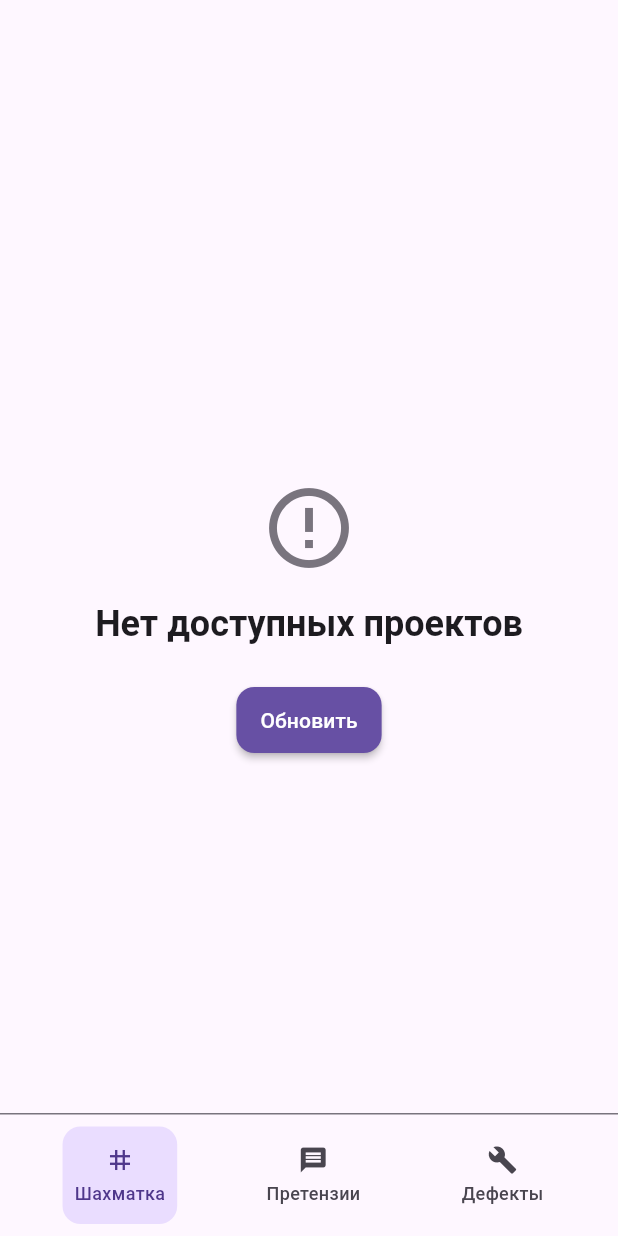
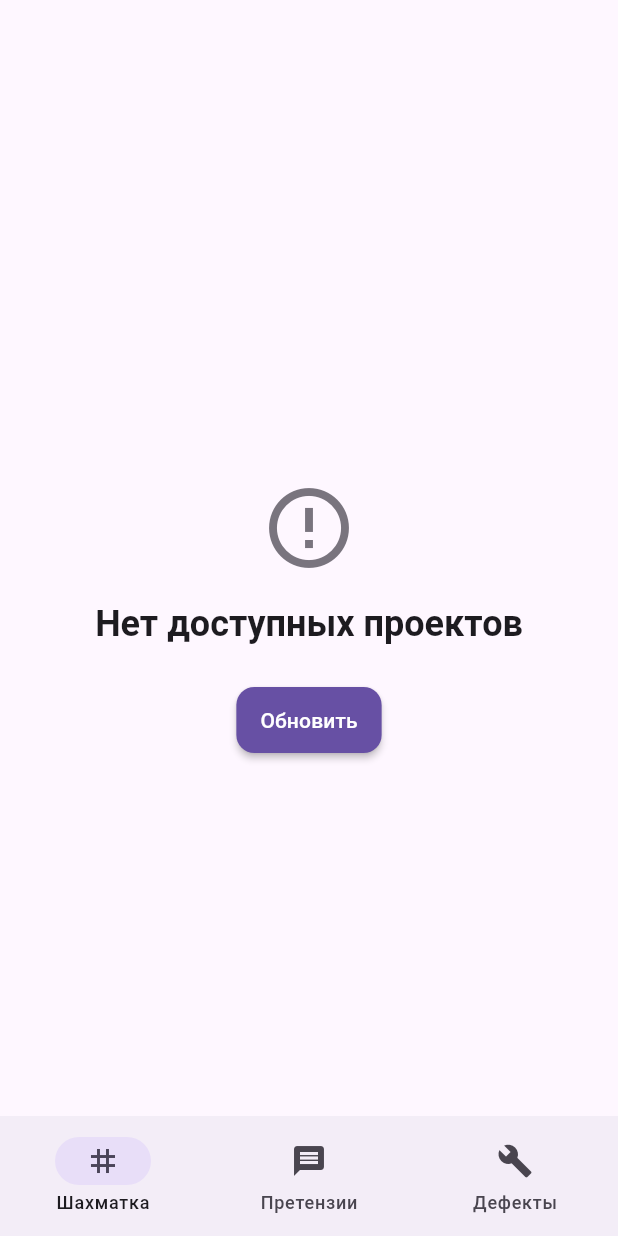
Before and after one commit to svarovsky7/hub_mobile, a Flutter app: the DashboardPage screen opened directly, on a phone screen of 412 x 824 dp. Run offline on Flutter 3.47's test engine with Material 3 defaults, Android fonts, the phone set to English and light mode, and no system bars; our stand-ins replace file_picker, flutter_bloc, flutter_dotenv, google_fonts, image_picker, supabase_flutter; accounts and stored records are empty.

Commit message:
feat(theme): improve UI with Inter font and new navigation

```diff
--- a/lib/app/theme/app_theme.dart
+++ b/lib/app/theme/app_theme.dart
@@ -1,4 +1,5 @@
 import 'package:flutter/material.dart';
+import 'package:google_fonts/google_fonts.dart';
 
 class AppTheme {
   static ThemeData light() {
@@ -10,12 +11,14 @@ class AppTheme {
         seedColor: seedColor,
         brightness: Brightness.light,
       ),
+      textTheme: GoogleFonts.interTextTheme(ThemeData.light().textTheme),
+      fontFamily: GoogleFonts.inter().fontFamily,
       appBarTheme: const AppBarTheme(
         centerTitle: true,
         elevation: 0,
         scrolledUnderElevation: 1,
       ),
-      cardTheme: CardTheme(
+      cardTheme: CardThemeData(
         elevation: 2,
         shape: RoundedRectangleBorder(
           borderRadius: BorderRadius.circular(16),
@@ -88,12 +91,14 @@ class AppTheme {
         seedColor: seedColor,
         brightness: Brightness.dark,
       ),
+      textTheme: GoogleFonts.interTextTheme(ThemeData.dark().textTheme),
+      fontFamily: GoogleFonts.inter().fontFamily,
       appBarTheme: const AppBarTheme(
         centerTitle: true,
         elevation: 0,
         scrolledUnderElevation: 1,
       ),
-      cardTheme: CardTheme(
+      cardTheme: CardThemeData(
         elevation: 2,
         shape: RoundedRectangleBorder(
           borderRadius: BorderRadius.circular(16),
--- a/lib/pages/dashboard/dashboard_page.dart
+++ b/lib/pages/dashboard/dashboard_page.dart
@@ -20,6 +20,7 @@ import 'package:url_launcher/url_launcher.dart';
 import 'dart:io';
 
 enum DashboardView { home, apartment, addDefect }
+
 enum DashboardTab { building, complaints, defects }
 
 class DashboardPage extends StatefulWidget {
@@ -146,7 +147,8 @@ class _DashboardPageState extends State<DashboardPage> {
             defectTypes: _defectTypes,
             defectStatuses: _defectStatuses,
             onBack: () => setState(() => _currentView = DashboardView.home),
-            onAddDefect: () => setState(() => _currentView = DashboardView.addDefect),
+            onAddDefect: () =>
+                setState(() => _currentView = DashboardView.addDefect),
             onStatusTap: _onStatusTap,
             onAttachFiles: _onAttachFiles,
             onMarkFixed: _onMarkFixed,
@@ -171,80 +173,25 @@ class _DashboardPageState extends State<DashboardPage> {
       bottom: 0,
       left: 0,
       right: 0,
-      child: Container(
-        decoration: BoxDecoration(
-          color: Theme.of(context).colorScheme.surface,
-          border: Border(
-            top: BorderSide(color: Theme.of(context).colorScheme.outline),
+      child: NavigationBar(
+        selectedIndex: _activeTab.index,
+        onDestinationSelected: (index) {
+          setState(() => _activeTab = DashboardTab.values[index]);
+        },
+        destinations: const [
+          NavigationDestination(
+            icon: Icon(Icons.grid_3x3),
+            label: 'Шахматка',
           ),
+          NavigationDestination(
+            icon: Icon(Icons.message),
+            label: 'Претензии',
           ),
-        padding: const EdgeInsets.symmetric(horizontal: 16, vertical: 8),
-        child: Row(
-          mainAxisAlignment: MainAxisAlignment.spaceAround,
-          children: [
-            _buildNavButton(
-              icon: Icons.grid_3x3,
-              label: 'Шахматка',
-              isActive: _activeTab == DashboardTab.building,
-              onTap: () => setState(() => _activeTab = DashboardTab.building),
-            ),
-            _buildNavButton(
-              icon: Icons.message,
-              label: 'Претензии',
-              isActive: _activeTab == DashboardTab.complaints,
-              onTap: () => setState(() => _activeTab = DashboardTab.complaints),
-            ),
-            _buildNavButton(
-              icon: Icons.build,
+          NavigationDestination(
+            icon: Icon(Icons.build),
             label: 'Дефекты',
-              isActive: _activeTab == DashboardTab.defects,
-              onTap: () => setState(() => _activeTab = DashboardTab.defects),
           ),
         ],
-        ),
-      ),
-    );
-  }
-
-  Widget _buildNavButton({
-    required IconData icon,
-    required String label,
-    required bool isActive,
-    required VoidCallback onTap,
-  }) {
-    final theme = Theme.of(context);
-
-    return GestureDetector(
-      onTap: onTap,
-      child: Container(
-        padding: const EdgeInsets.symmetric(vertical: 12, horizontal: 8),
-        decoration: BoxDecoration(
-          color: isActive ? theme.colorScheme.primaryContainer : Colors.transparent,
-          borderRadius: BorderRadius.circular(12),
-        ),
-        child: Column(
-          mainAxisSize: MainAxisSize.min,
-          children: [
-            Icon(
-              icon,
-              size: 20,
-              color: isActive
-                  ? theme.colorScheme.onPrimaryContainer
-                  : theme.colorScheme.onSurfaceVariant,
-            ),
-            const SizedBox(height: 4),
-            Text(
-              label,
-              style: TextStyle(
-                fontSize: 12,
-                fontWeight: FontWeight.w500,
-                color: isActive
-                    ? theme.colorScheme.onPrimaryContainer
-                    : theme.colorScheme.onSurfaceVariant,
-              ),
-            ),
-          ],
-        ),
       ),
     );
   }
@@ -554,7 +501,9 @@ class _DashboardPageState extends State<DashboardPage> {
   Future<void> _refreshCurrentUnit() async {
     if (_selectedUnit != null) {
       final state = context.read<ProjectBloc>().state;
-      if (state is ProjectStateLoaded && state.selectedProject != null && state.selectedBuilding != null) {
+      if (state is ProjectStateLoaded &&
+          state.selectedProject != null &&
+          state.selectedBuilding != null) {
         await _loadUnits(state.selectedProject!.id, state.selectedBuilding);
         // Update selected unit with fresh data
         final updatedUnit = _units.firstWhere(
--- a/pubspec.yaml
+++ b/pubspec.yaml
@@ -52,6 +52,9 @@ dependencies:
 
   # State management
   flutter_bloc: ^8.1.6
+
+  # Custom fonts
+  google_fonts: ^6.2.1
 
   # Immutable models and code generation
   freezed_annotation: ^2.4.4
```
Also changed, not shown: pubspec.lock, 1 other file. Lines whose indentation alone changed are shown as unchanged.
